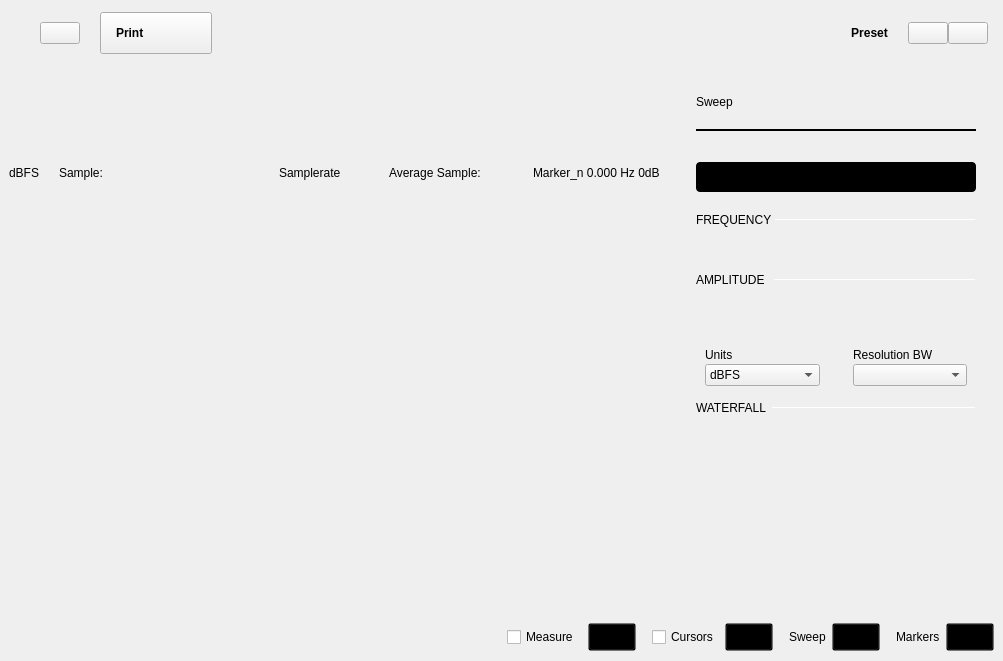
analogdevicesinc/scopy, file ui/spectrum_analyzer.ui: the form before one commit.
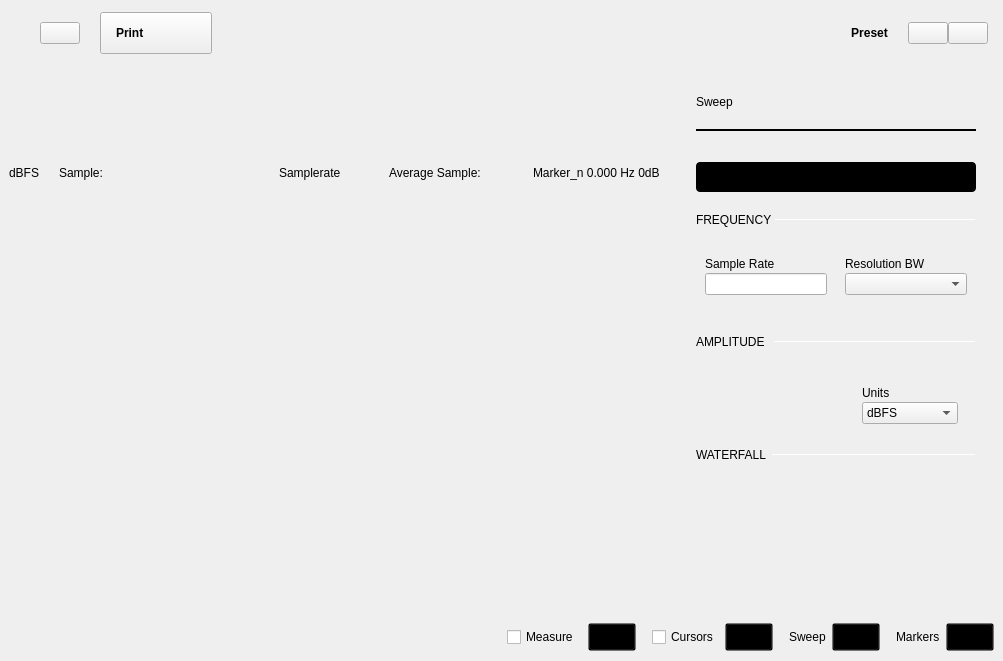
The form after the commit. Icons and pictures are not drawn. Custom widgets are drawn as their Qt base class.

Commit message: testing sample rate plugin

The edit to the form file:
```diff
--- a/ui/spectrum_analyzer.ui
+++ b/ui/spectrum_analyzer.ui
@@ -1044,7 +1044,7 @@
                    <rect>
                     <x>0</x>
                     <y>0</y>
-                    <width>298</width>
+                    <width>307</width>
                     <height>523</height>
                    </rect>
                   </property>
@@ -1274,6 +1274,113 @@
                      <property name="spacing">
                       <number>15</number>
                      </property>
+                     <item row="0" column="0">
+                      <layout class="QHBoxLayout" name="horizontalLayout_8">
+                       <property name="spacing">
+                        <number>0</number>
+                       </property>
+                       <property name="sizeConstraint">
+                        <enum>QLayout::SetDefaultConstraint</enum>
+                       </property>
+                       <item>
+                        <widget class="QWidget" name="widget3" native="true">
+                         <property name="sizePolicy">
+                          <sizepolicy hsizetype="Expanding" vsizetype="Preferred">
+                           <horstretch>0</horstretch>
+                           <verstretch>0</verstretch>
+                          </sizepolicy>
+                         </property>
+                         <layout class="QVBoxLayout" name="widget2_2">
+                          <property name="spacing">
+                           <number>2</number>
+                          </property>
+                          <property name="leftMargin">
+                           <number>9</number>
+                          </property>
+                          <property name="topMargin">
+                           <number>9</number>
+                          </property>
+                          <property name="rightMargin">
+                           <number>9</number>
+                          </property>
+                          <property name="bottomMargin">
+                           <number>9</number>
+                          </property>
+                          <item>
+                           <widget class="QLabel" name="label_12">
+                            <property name="sizePolicy">
+                             <sizepolicy hsizetype="Preferred" vsizetype="Preferred">
+                              <horstretch>0</horstretch>
+                              <verstretch>0</verstretch>
+                             </sizepolicy>
+                            </property>
+                            <property name="text">
+                             <string>Sample Rate</string>
+                            </property>
+                           </widget>
+                          </item>
+                          <item>
+                           <widget class="QLineEdit" name="sampleRate_edit">
+                            <property name="sizePolicy">
+                             <sizepolicy hsizetype="Preferred" vsizetype="Fixed">
+                              <horstretch>0</horstretch>
+                              <verstretch>0</verstretch>
+                             </sizepolicy>
+                            </property>
+                            <property name="minimumSize">
+                             <size>
+                              <width>0</width>
+                              <height>0</height>
+                             </size>
+                            </property>
+                            <property name="maxLength">
+                             <number>20</number>
+                            </property>
+                           </widget>
+                          </item>
+                         </layout>
+                        </widget>
+                       </item>
+                       <item>
+                        <widget class="QWidget" name="widget1" native="true">
+                         <property name="sizePolicy">
+                          <sizepolicy hsizetype="Expanding" vsizetype="Fixed">
+                           <horstretch>0</horstretch>
+                           <verstretch>0</verstretch>
+                          </sizepolicy>
+                         </property>
+                         <layout class="QVBoxLayout" name="verticalLayout_9">
+                          <property name="spacing">
+                           <number>2</number>
+                          </property>
+                          <item>
+                           <widget class="QLabel" name="lbl_rbw">
+                            <property name="sizePolicy">
+                             <sizepolicy hsizetype="Preferred" vsizetype="Preferred">
+                              <horstretch>0</horstretch>
+                              <verstretch>0</verstretch>
+                             </sizepolicy>
+                            </property>
+                            <property name="text">
+                             <string>Resolution BW</string>
+                            </property>
+                           </widget>
+                          </item>
+                          <item>
+                           <widget class="QComboBox" name="cmb_rbw">
+                            <property name="sizePolicy">
+                             <sizepolicy hsizetype="Preferred" vsizetype="Fixed">
+                              <horstretch>0</horstretch>
+                              <verstretch>0</verstretch>
+                             </sizepolicy>
+                            </property>
+                           </widget>
+                          </item>
+                         </layout>
+                        </widget>
+                       </item>
+                      </layout>
+                     </item>
                     </layout>
                    </item>
                    <item>
@@ -1338,68 +1445,6 @@
                      <property name="spacing">
                       <number>15</number>
                      </property>
-                     <item row="1" column="0">
-                      <widget class="QWidget" name="widget2" native="true">
-                       <property name="sizePolicy">
-                        <sizepolicy hsizetype="Preferred" vsizetype="Fixed">
-                         <horstretch>0</horstretch>
-                         <verstretch>0</verstretch>
-                        </sizepolicy>
-                       </property>
-                       <layout class="QVBoxLayout" name="verticalLayout_5">
-                        <property name="spacing">
-                         <number>2</number>
-                        </property>
-                        <item>
-                         <widget class="QLabel" name="lbl_units">
-                          <property name="text">
-                           <string>Units</string>
-                          </property>
-                         </widget>
-                        </item>
-                        <item>
-                         <widget class="QComboBox" name="cmb_units">
-                          <property name="sizePolicy">
-                           <sizepolicy hsizetype="Preferred" vsizetype="Fixed">
-                            <horstretch>0</horstretch>
-                            <verstretch>0</verstretch>
-                           </sizepolicy>
-                          </property>
-                          <item>
-                           <property name="text">
-                            <string>dBFS</string>
-                           </property>
-                          </item>
-                         </widget>
-                        </item>
-                       </layout>
-                      </widget>
-                     </item>
-                     <item row="1" column="1">
-                      <widget class="QWidget" name="widget1" native="true">
-                       <property name="sizePolicy">
-                        <sizepolicy hsizetype="Preferred" vsizetype="Fixed">
-                         <horstretch>0</horstretch>
-                         <verstretch>0</verstretch>
-                        </sizepolicy>
-                       </property>
-                       <layout class="QVBoxLayout" name="verticalLayout_9">
-                        <property name="spacing">
-                         <number>2</number>
-                        </property>
-                        <item>
-                         <widget class="QLabel" name="lbl_rbw">
-                          <property name="text">
-                           <string>Resolution BW</string>
-                          </property>
-                         </widget>
-                        </item>
-                        <item>
-                         <widget class="QComboBox" name="cmb_rbw"/>
-                        </item>
-                       </layout>
-                      </widget>
-                     </item>
                      <item row="0" column="0">
                       <widget class="QWidget" name="verticalWidget" native="true">
                        <property name="sizePolicy">
@@ -1476,20 +1521,41 @@
                          </widget>
                         </item>
                         <item>
-                         <spacer name="verticalSpacer_7">
-                          <property name="orientation">
-                           <enum>Qt::Vertical</enum>
+                         <widget class="QWidget" name="widget2" native="true">
+                          <property name="sizePolicy">
+                           <sizepolicy hsizetype="Preferred" vsizetype="Fixed">
+                            <horstretch>0</horstretch>
+                            <verstretch>0</verstretch>
+                           </sizepolicy>
                           </property>
-                          <property name="sizeType">
-                           <enum>QSizePolicy::Expanding</enum>
-                          </property>
-                          <property name="sizeHint" stdset="0">
-                           <size>
-                            <width>0</width>
-                            <height>72</height>
-                           </size>
-                          </property>
-                         </spacer>
+                          <layout class="QVBoxLayout" name="verticalLayout_5">
+                           <property name="spacing">
+                            <number>2</number>
+                           </property>
+                           <item>
+                            <widget class="QLabel" name="lbl_units">
+                             <property name="text">
+                              <string>Units</string>
+                             </property>
+                            </widget>
+                           </item>
+                           <item>
+                            <widget class="QComboBox" name="cmb_units">
+                             <property name="sizePolicy">
+                              <sizepolicy hsizetype="Expanding" vsizetype="Fixed">
+                               <horstretch>0</horstretch>
+                               <verstretch>0</verstretch>
+                              </sizepolicy>
+                             </property>
+                             <item>
+                              <property name="text">
+                               <string>dBFS</string>
+                              </property>
+                             </item>
+                            </widget>
+                           </item>
+                          </layout>
+                         </widget>
                         </item>
                        </layout>
                       </widget>
```
The commit also changes 1 other file.
